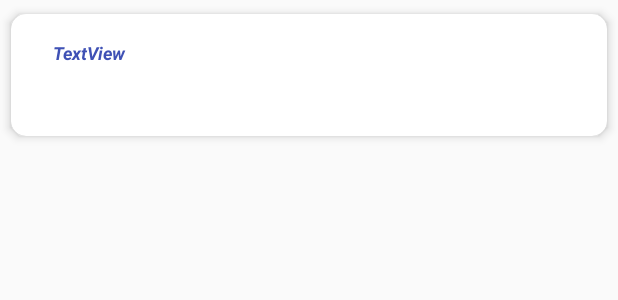
After one commit to franxulito/SteamRetrofit, an Android app: the layout row_gamedrive.xml on its own in the app's theme, with its tools: preview values and no code run, on a phone screen of 412 x 824 dp. The commit adds this screen. Shown: the top 300 px of the screen. Run offline under Robolectric (Android 15) with nearby library versions, the phone set to English and light mode, and no system bars.

Commit message:
Pinta GameDrives en el ReciclerView

```diff
--- a/app/build.gradle
+++ b/app/build.gradle
@@ -39,4 +39,8 @@ dependencies {
     compile 'io.reactivex:rxandroid:1.2.1'
     compile 'com.squareup.retrofit2:adapter-rxjava:2.1.0'
 
+    //CardView
+    compile 'com.android.support:cardview-v7:26.1.0'
+
+    implementation 'com.android.support:design:26.1.0'
 }
--- /dev/null
+++ b/app/src/main/res/layout/row_gamedrive.xml
@@ -0,0 +1,32 @@
+<?xml version="1.0" encoding="utf-8"?>
+<android.support.v7.widget.CardView xmlns:android="http://schemas.android.com/apk/res/android"
+    xmlns:card_view="http://schemas.android.com/apk/res-auto"
+    android:layout_width="match_parent"
+    android:layout_height="100dp"
+    card_view:cardCornerRadius="10dp"
+    card_view:cardElevation="4dp"
+    card_view:cardUseCompatPadding="true">
+
+    <RelativeLayout
+        android:layout_width="match_parent"
+        android:layout_height="match_parent">
+
+        <TextView
+            android:id="@+id/tvNombre"
+            android:layout_width="wrap_content"
+            android:layout_height="wrap_content"
+            android:layout_alignParentLeft="true"
+            android:layout_alignParentStart="true"
+            android:layout_alignParentTop="true"
+            android:layout_marginLeft="28dp"
+            android:layout_marginStart="28dp"
+            android:layout_marginTop="17dp"
+            android:text="TextView"
+            android:textColor="@color/colorPrimary"
+            android:textSize="12sp"
+            android:textStyle="bold|italic" />
+
+
+
+    </RelativeLayout>
+</android.support.v7.widget.CardView>
--- a/build.gradle
+++ b/build.gradle
@@ -2,6 +2,8 @@
 
 buildscript {
     ext.kotlin_version = '1.1.51'
+    // anko
+    ext.anko_version = '0.10.0'
     repositories {
         google()
         jcenter()
```
Also changed, not shown: app/src/main/java/net/azarquiel/steamretrofixrx/MainActivity.kt (+19 -7 lines), app/src/main/java/net/azarquiel/steamretrofixrx/adapter/CustomAdapter.kt (added, +74 -0 lines), app/src/main/res/layout/activity_main.xml (+6 -19 lines), 15 other files.
